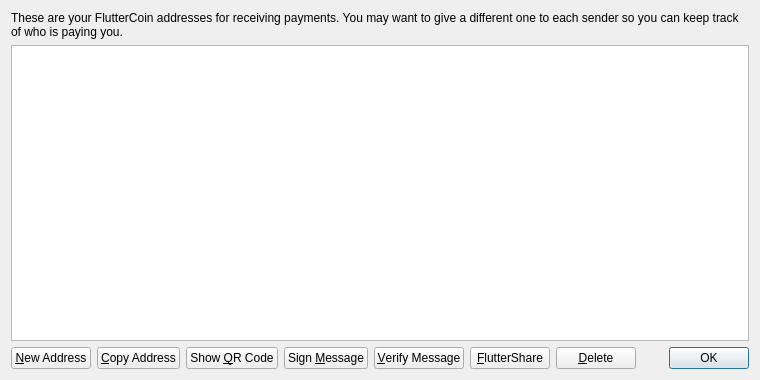
Qt form src/qt/forms/addressbookpage.ui (ofeefee/fluttercoin) before a commit.
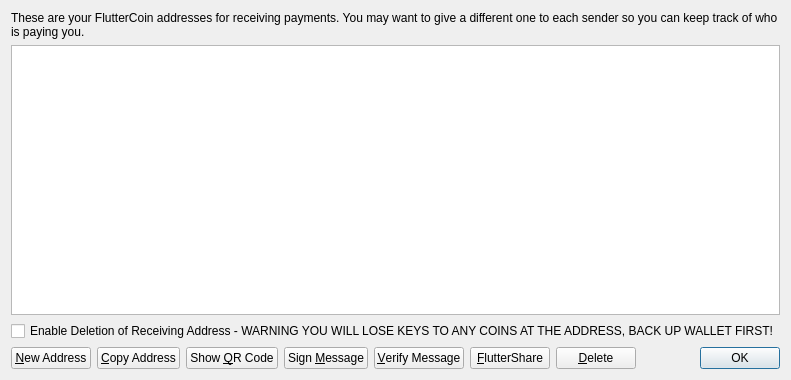
The same form after that commit. Icons and pictures are not drawn.

Commit message:
allow receiving address to be deleted - GUI & RPC
--presstab hyperstake 4b7f8a
--presstab hyperstake 875fae

Patch:
```diff
--- a/src/qt/forms/addressbookpage.ui
+++ b/src/qt/forms/addressbookpage.ui
@@ -55,6 +55,13 @@
      </attribute>
     </widget>
    </item>
+   <item>
+    <widget class="QCheckBox" name="deleteCheckBox">
+     <property name="text">
+      <string>Enable Deletion of Receiving Address - WARNING YOU WILL LOSE KEYS TO ANY COINS AT THE ADDRESS, BACK UP WALLET FIRST!</string>
+     </property>
+    </widget>
+   </item>
    <item>
     <layout class="QHBoxLayout" name="horizontalLayout">
      <item>
```
The commit also changes 6 other files.
